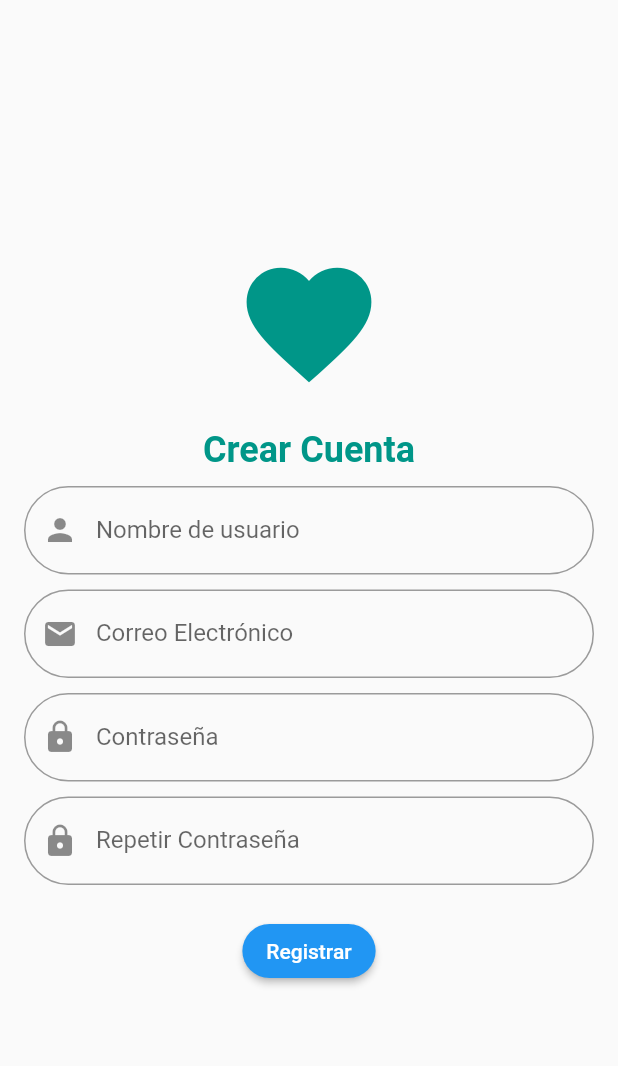
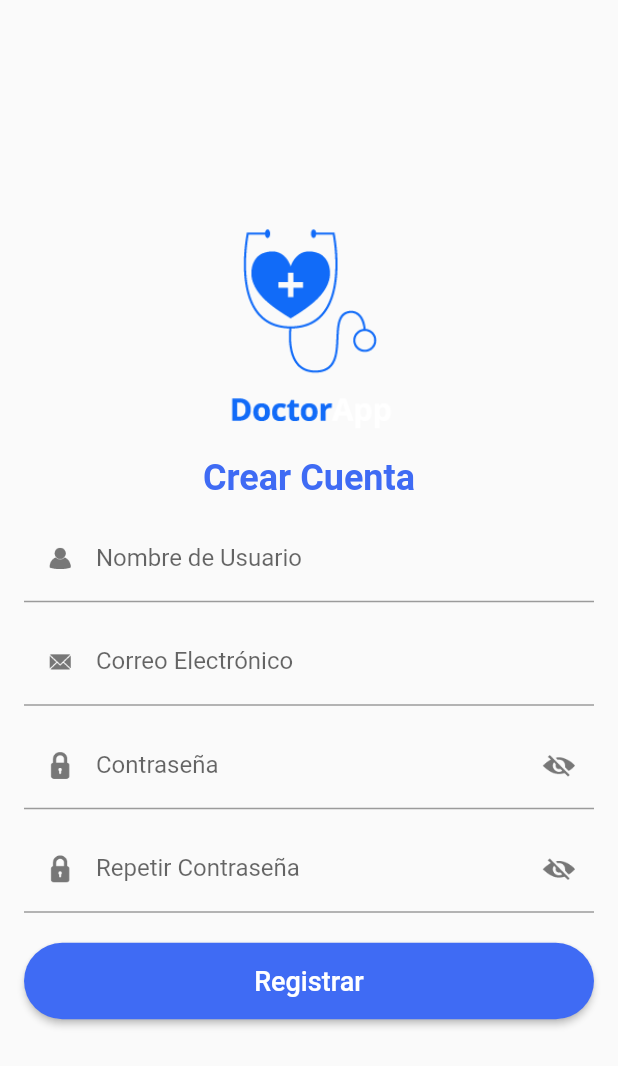
Before and after one commit to ggpachec/PulseraWifiMovil, a Flutter app: the screen it shows after launch, after a tap on "Iniciar Sesión", after a tap on "Iniciar sesión", after a tap on "¿No tienes una cuenta?", on a phone screen of 412 x 824 dp. Shown: the top 1066 px of the screen. Run offline on Flutter 3.47's test engine with Material 2 defaults, Android fonts, the phone set to English and light mode, and no system bars; our stand-ins replace flutter_blue_plus, flutter_bluetooth_serial, geolocator, google_maps_flutter, permission_handler.

Commit message:
primer cambio diseño

```diff
--- a/sensor_app/lib/createAccount.dart
+++ b/sensor_app/lib/createAccount.dart
@@ -62,7 +62,6 @@ class _CreateAccountScreenState extends State<CreateAccountScreen> {
   @override
   Widget build(BuildContext context) {
     return Scaffold(
-      //backgroundColor: Colors.white,
       body: Center(
         child: Padding(
           padding: const EdgeInsets.all(16.0),
@@ -71,23 +70,27 @@ class _CreateAccountScreenState extends State<CreateAccountScreen> {
             child: Column(
               mainAxisAlignment: MainAxisAlignment.center,
               children: [
-                Icon(Icons.favorite, size: 100, color: Colors.teal),
-                SizedBox(height: 20),
+                Image.asset('lib/assets/images/LOGO2.png', height: 150),
+                SizedBox(height: 10),
                 Text(
                   'Crear Cuenta',
                   style: TextStyle(
-                      fontSize: 24,
-                      fontWeight: FontWeight.bold,
-                      color: Colors.teal),
+                    fontSize: 24,
+                    fontWeight: FontWeight.bold,
+                    color: Color(0xFF3F6BF4),
+                  ),
                 ),
                 SizedBox(height: 10),
                 TextFormField(
                   controller: _usernameController,
                   decoration: InputDecoration(
-                    prefixIcon: Icon(Icons.person),
-                    labelText: 'Nombre de usuario',
-                    border: OutlineInputBorder(
-                        borderRadius: BorderRadius.circular(30)),
+                    prefixIcon: Padding(
+                      padding: const EdgeInsets.all(8.0),
+                      child: Image.asset('lib/assets/images/01.png',
+                          width: 24, height: 24),
+                    ),
+                    labelText: 'Nombre de Usuario',
+                    border: UnderlineInputBorder(),
                   ),
                   validator: _validateUsername,
                 ),
@@ -95,10 +98,13 @@ class _CreateAccountScreenState extends State<CreateAccountScreen> {
                 TextFormField(
                   controller: _emailController,
                   decoration: InputDecoration(
-                    prefixIcon: Icon(Icons.email),
+                    prefixIcon: Padding(
+                      padding: const EdgeInsets.all(8.0),
+                      child: Image.asset('lib/assets/images/02.png',
+                          width: 24, height: 24),
+                    ),
                     labelText: 'Correo Electrónico',
-                    border: OutlineInputBorder(
-                        borderRadius: BorderRadius.circular(30)),
+                    border: UnderlineInputBorder(),
                   ),
                   validator: _validateEmail,
                 ),
@@ -107,10 +113,18 @@ class _CreateAccountScreenState extends State<CreateAccountScreen> {
                   controller: _passwordController,
                   obscureText: true,
                   decoration: InputDecoration(
-                    prefixIcon: Icon(Icons.lock),
+                    prefixIcon: Padding(
+                      padding: const EdgeInsets.all(8.0),
+                      child: Image.asset('lib/assets/images/03.png',
+                          width: 24, height: 24),
+                    ),
                     labelText: 'Contraseña',
-                    border: OutlineInputBorder(
-                        borderRadius: BorderRadius.circular(30)),
+                    suffixIcon: Padding(
+                      padding: const EdgeInsets.all(8.0),
+                      child: Image.asset('lib/assets/images/04.png',
+                          width: 24, height: 24),
+                    ),
+                    border: UnderlineInputBorder(),
                   ),
                   validator: _validatePassword,
                 ),
@@ -119,21 +133,35 @@ class _CreateAccountScreenState extends State<CreateAccountScreen> {
                   controller: _confirmPasswordController,
                   obscureText: true,
                   decoration: InputDecoration(
-                    prefixIcon: Icon(Icons.lock),
+                    prefixIcon: Padding(
+                      padding: const EdgeInsets.all(8.0),
+                      child: Image.asset('lib/assets/images/03.png',
+                          width: 24, height: 24),
+                    ),
                     labelText: 'Repetir Contraseña',
-                    border: OutlineInputBorder(
-                        borderRadius: BorderRadius.circular(30)),
+                    suffixIcon: Padding(
+                      padding: const EdgeInsets.all(8.0),
+                      child: Image.asset('lib/assets/images/04.png',
+                          width: 24, height: 24),
+                    ),
+                    border: UnderlineInputBorder(),
                   ),
                   validator: _validateConfirmPassword,
                 ),
                 SizedBox(height: 20),
-                ElevatedButton(
-                  onPressed: _register,
-                  child: Text('Registrar'),
-                  style: ElevatedButton.styleFrom(
-                    //backgroundColor: Colors.teal,
-                    shape: RoundedRectangleBorder(
-                        borderRadius: BorderRadius.circular(30)),
+                SizedBox(
+                  width: double.infinity,
+                  child: ElevatedButton(
+                    onPressed: _register,
+                    child: Text('Registrar', style: TextStyle(fontSize: 18)),
+                    style: ElevatedButton.styleFrom(
+                      backgroundColor: Color(0xFF3F6BF4),
+                      foregroundColor: Colors.white,
+                      padding: EdgeInsets.symmetric(vertical: 15),
+                      shape: RoundedRectangleBorder(
+                        borderRadius: BorderRadius.circular(30),
+                      ),
+                    ),
                   ),
                 ),
               ],
--- a/sensor_app/lib/logIn.dart
+++ b/sensor_app/lib/logIn.dart
@@ -54,15 +54,8 @@ class _LoginScreenState extends State<LoginScreen> {
   @override
   Widget build(BuildContext context) {
     return Scaffold(
+      backgroundColor: Colors.white,
       body: Container(
-        decoration: BoxDecoration(
-          image: DecorationImage(
-            image: AssetImage('lib/assets/images/PANTALLA.png'),
-            fit: BoxFit.cover,
-          ),
-        ),
-        child: SafeArea(
-          child: SingleChildScrollView(
         padding: const EdgeInsets.all(16.0),
         child: Form(
           key: _formKey,
@@ -70,17 +63,8 @@ class _LoginScreenState extends State<LoginScreen> {
             mainAxisAlignment: MainAxisAlignment.center,
             children: [
               SizedBox(height: 50),
-                  Image.asset('lib/assets/images/LOGO.png', height: 100),
+              Image.asset('lib/assets/images/LOGO2.png', height: 180),
               SizedBox(height: 10),
-                  Text(
-                    'DoctorApp',
-                    style: TextStyle(
-                      fontSize: 24,
-                      fontWeight: FontWeight.bold,
-                      fontFamily: 'Open Sans',
-                      color: Color(0xFF3F6BF4),
-                    ),
-                  ),
               Text(
                 '¡Bienvenido!',
                 style: TextStyle(
@@ -97,6 +81,7 @@ class _LoginScreenState extends State<LoginScreen> {
                   'Iniciar Sesión',
                   style: TextStyle(
                     fontSize: 20,
+                    fontWeight: FontWeight.bold,
                     fontFamily: 'Open Sans',
                     color: Color(0xFF3F6BF4),
                   ),
@@ -107,9 +92,9 @@ class _LoginScreenState extends State<LoginScreen> {
                 controller: _usernameController,
                 decoration: InputDecoration(
                   prefixIcon: Padding(
-                        padding: const EdgeInsets.all(12.0),
+                    padding: const EdgeInsets.all(8.0),
                     child: Image.asset('lib/assets/images/01.png',
-                            width: 24, height: 24),
+                        width: 30, height: 30),
                   ),
                   labelText: 'Nombre de Usuario',
                   border: UnderlineInputBorder(),
@@ -121,9 +106,9 @@ class _LoginScreenState extends State<LoginScreen> {
                 controller: _emailController,
                 decoration: InputDecoration(
                   prefixIcon: Padding(
-                        padding: const EdgeInsets.all(12.0),
+                    padding: const EdgeInsets.all(8.0),
                     child: Image.asset('lib/assets/images/02.png',
-                            width: 24, height: 24),
+                        width: 30, height: 30),
                   ),
                   labelText: 'Correo Electrónico',
                   border: UnderlineInputBorder(),
@@ -136,15 +121,15 @@ class _LoginScreenState extends State<LoginScreen> {
                 obscureText: true,
                 decoration: InputDecoration(
                   prefixIcon: Padding(
-                        padding: const EdgeInsets.all(12.0),
+                    padding: const EdgeInsets.all(8.0),
                     child: Image.asset('lib/assets/images/03.png',
-                            width: 24, height: 24),
+                        width: 30, height: 30),
                   ),
                   labelText: 'Contraseña',
                   suffixIcon: Padding(
-                        padding: const EdgeInsets.all(12.0),
+                    padding: const EdgeInsets.all(8.0),
                     child: Image.asset('lib/assets/images/04.png',
-                            width: 24, height: 24),
+                        width: 30, height: 30),
                   ),
                   border: UnderlineInputBorder(),
                 ),
@@ -155,7 +140,7 @@ class _LoginScreenState extends State<LoginScreen> {
                 width: double.infinity,
                 child: ElevatedButton(
                   onPressed: _login,
-                      child: Text('Iniciar sesión'),
+                  child: Text('Iniciar sesión', style: TextStyle(fontSize: 18)),
                   style: ElevatedButton.styleFrom(
                     backgroundColor: Color(0xFF3F6BF4),
                     foregroundColor: Colors.white,
@@ -174,7 +159,8 @@ class _LoginScreenState extends State<LoginScreen> {
                   },
                   child: Text(
                     '¿Olvidaste tu contraseña?',
-                        style: TextStyle(color: Color(0xFF3F6BF4)),
+                    style: TextStyle(
+                        color: Colors.grey, fontStyle: FontStyle.italic),
                   ),
                 ),
               ),
@@ -185,15 +171,16 @@ class _LoginScreenState extends State<LoginScreen> {
                 },
                 child: Text(
                   '¿No tienes una cuenta?',
-                      style: TextStyle(color: Color(0xFF3F6BF4)),
+                  style: TextStyle(
+                      color: Color(0xFF3F6BF4),
+                      fontSize: 18,
+                      fontStyle: FontStyle.italic),
                 ),
               ),
             ],
           ),
         ),
       ),
-        ),
-      ),
     );
   }
 }
--- a/sensor_app/lib/welcome.dart
+++ b/sensor_app/lib/welcome.dart
@@ -4,20 +4,24 @@ class WelcomeScreen extends StatelessWidget {
   @override
   Widget build(BuildContext context) {
     return Scaffold(
-      body: Container(
-        width: double.infinity,
-        height: double.infinity,
-        decoration: BoxDecoration(
-          image: DecorationImage(
-            image: AssetImage('lib/assets/images/PANTALLA.png'),
+      body: LayoutBuilder(
+        builder: (context, constraints) {
+          return Stack(
+            children: [
+              Positioned.fill(
+                child: Image.asset(
+                  'lib/assets/images/PANTALLA.png',
                   fit: BoxFit.cover,
+                  width: constraints.maxWidth,
+                  height: constraints.maxHeight,
                 ),
               ),
-        child: Column(
+              Column(
                 mainAxisAlignment: MainAxisAlignment.center,
                 children: [
                   Spacer(),
-            Image.asset('lib/assets/images/LOGO.png', height: 100),
+                  Image.asset('lib/assets/images/LOGO2.png',
+                      height: 150), // Tamaño aumentado
                   SizedBox(height: 20),
                   Text(
                     'DoctorApp',
@@ -37,12 +41,14 @@ class WelcomeScreen extends StatelessWidget {
                           onPressed: () {
                             Navigator.pushReplacementNamed(context, '/login');
                           },
-                    child: Text('Iniciar Sesión'),
+                          child: Text('Iniciar Sesión',
+                              style: TextStyle(
+                                  fontSize: 18)), // Tamaño de letra aumentado
                           style: ElevatedButton.styleFrom(
-                      backgroundColor: Colors.white,
-                      foregroundColor: Colors.blue,
-                      padding:
-                          EdgeInsets.symmetric(horizontal: 40, vertical: 15),
+                            backgroundColor: Colors.blue,
+                            foregroundColor: Colors.white,
+                            padding: EdgeInsets.symmetric(
+                                horizontal: 40, vertical: 15),
                             shape: RoundedRectangleBorder(
                               borderRadius: BorderRadius.circular(30),
                             ),
@@ -53,11 +59,13 @@ class WelcomeScreen extends StatelessWidget {
                           onPressed: () {
                             Navigator.pushNamed(context, '/createAccount');
                           },
-                    child: Text('Crear una cuenta'),
+                          child: Text('Crear una cuenta',
+                              style: TextStyle(
+                                  fontSize: 18)), // Tamaño de letra aumentado
                           style: OutlinedButton.styleFrom(
                             foregroundColor: Colors.white,
-                      padding:
-                          EdgeInsets.symmetric(horizontal: 40, vertical: 15),
+                            padding: EdgeInsets.symmetric(
+                                horizontal: 40, vertical: 15),
                             side: BorderSide(color: Colors.white),
                             shape: RoundedRectangleBorder(
                               borderRadius: BorderRadius.circular(30),
@@ -70,6 +78,9 @@ class WelcomeScreen extends StatelessWidget {
                   SizedBox(height: 40),
                 ],
               ),
+            ],
+          );
+        },
       ),
     );
   }
```
Lines whose indentation alone changed are shown as unchanged.
